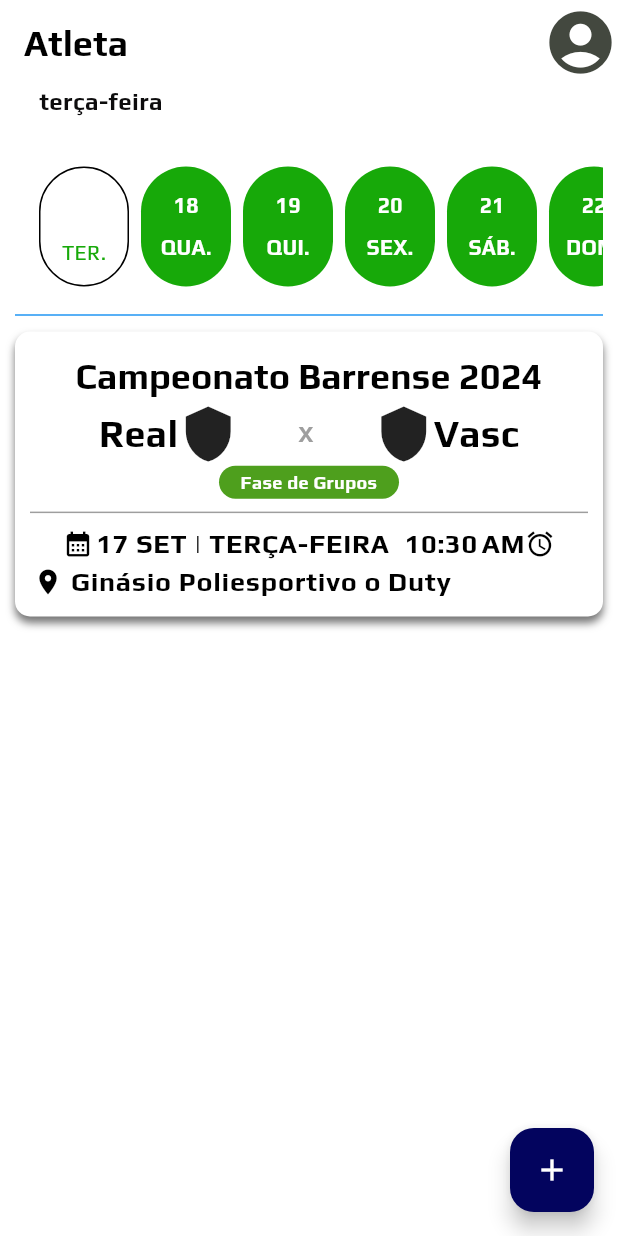
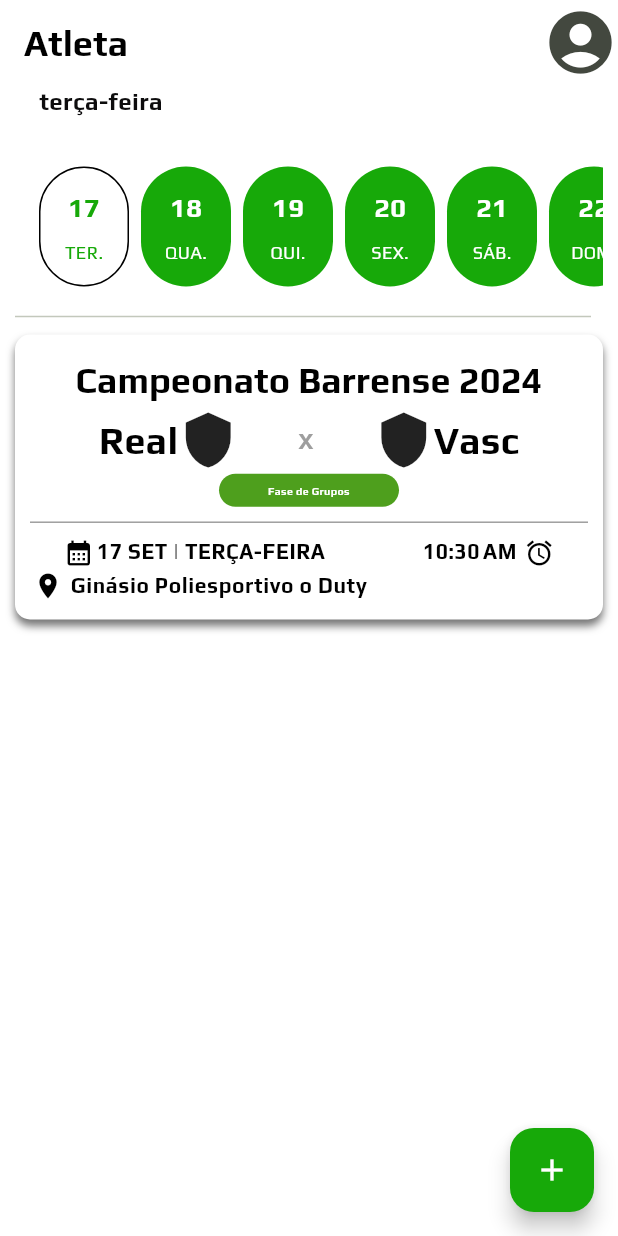
Before and after one commit to Ronnildo/Agenda_Fut, a Flutter app: the screen it shows after launch, after a tap on "Entrar", on a phone screen of 412 x 824 dp. Run offline on Flutter 3.47's test engine with Material 3 defaults, Android fonts, the phone set to English and light mode, and no system bars; drawn by our look-alikes of easy_date_timeline; our stand-ins replace firebase_core; accounts and stored records are empty; generated files the repository leaves out were written again.

Commit message:
UI update completed

```diff
--- a/app/lib/src/core/theme.dart
+++ b/app/lib/src/core/theme.dart
@@ -13,7 +13,7 @@
       ),
       elevatedButtonTheme: ElevatedButtonThemeData(
         style: ElevatedButton.styleFrom(
-          backgroundColor: const Color(0xFF03045E),
+          backgroundColor: const Color(0xFF17A909),
           shadowColor: Colors.black,
           foregroundColor: Colors.white,
           fixedSize: Size(
@@ -58,9 +58,9 @@
          * Textos pequenos entre 15 e 20 de tamanho
          */
         bodyLarge: TextStyle(
-          fontSize: 20,
-          fontWeight: FontWeight.bold,
-          color: Color(0xFF17A909),
+          fontSize: 16,
+          fontWeight: FontWeight.w500,
+          color: Colors.black,
         ),
         bodyMedium: TextStyle(
           fontSize: 16,
--- a/app/lib/src/features/pages/home/home_page.dart
+++ b/app/lib/src/features/pages/home/home_page.dart
@@ -83,6 +83,7 @@
         child: SingleChildScrollView(
           child: Column(
             children: [
+
               EasyInfiniteDateTimeLine(
                 controller: _easyInfiniteDateTimelineController,
                 firstDate: DateTime.now(),
@@ -95,18 +96,26 @@
                   width: 60,
                   height: 80,
                   dayStructure: DayStructure.dayNumDayStr,
-                  todayHighlightColor: Theme.of(context).colorScheme.primary,
+                  todayHighlightColor:
+                      Theme.of(context).colorScheme.primary.withOpacity(0.4),
                   todayHighlightStyle: TodayHighlightStyle.withBackground,
                   todayStyle: DayStyle(
                     decoration: BoxDecoration(
-                      color: Theme.of(context).colorScheme.primary,
+                      color: Theme.of(context)
+                          .colorScheme
+                          .primary
+                          .withOpacity(0.3),
                       borderRadius: BorderRadius.circular(39),
                     ),
-                    dayNumStyle: Theme.of(context).textTheme.displayMedium,
+                    dayNumStyle: const TextStyle(
+                      color: Color(0xFF17A909),
+                      fontSize: 18,
+                      fontWeight: FontWeight.w700,
+                    ),
                     dayStrStyle: const TextStyle(
-                      color: Colors.white,
-                      fontSize: 14,
-                      fontWeight: FontWeight.w700,
+                      color: Color(0xFF17A909),
+                      fontSize: 12,
+                      fontWeight: FontWeight.w300,
                     ),
                   ),
                   inactiveDayStyle: DayStyle(
@@ -116,12 +125,12 @@
                     ),
                     dayStrStyle: const TextStyle(
                       color: Colors.white,
-                      fontSize: 14,
-                      fontWeight: FontWeight.w700,
+                      fontSize: 12,
+                      fontWeight: FontWeight.w300,
                     ),
                     dayNumStyle: const TextStyle(
                       color: Colors.white,
-                      fontSize: 14,
+                      fontSize: 18,
                       fontWeight: FontWeight.w700,
                     ),
                   ),
@@ -132,12 +141,12 @@
                       border: Border.all(width: 1),
                     ),
                     dayStrStyle: TextStyle(
-                      fontSize: 14,
+                      fontSize: 12,
                       fontWeight: FontWeight.w300,
                       color: Theme.of(context).colorScheme.primary,
                     ),
                     dayNumStyle: const TextStyle(
-                      color: Colors.white,
+                      color: Color(0xFF17A909),
                       fontSize: 18,
                       fontWeight: FontWeight.w700,
                     ),
@@ -145,16 +154,7 @@
                   borderColor: Colors.black,
                 ),
               ),
-              const Padding(
-                padding: EdgeInsets.symmetric(
-                  vertical: 10,
-                ),
-                child: Divider(
-                  height: 2,
-                  thickness: 1,
-                  color: Colors.blue,
-                ),
-              ),
+              const Divider(endIndent: 8, height: 24),
               NewCard(
                 // colorBar: Colors.amber,
                 title: "Campeonato Barrense 2024",
@@ -163,7 +163,7 @@
                 locale: "Ginásio Poliesportivo o Duty",
                 date: DateTime.now(),
                 fase: "Fase de Grupos",
-                // onTap: detalhes,
+                onTap: detalhes,
                 // urlImage: "assets/images/escudo.png",
               ),
             ],
@@ -179,7 +179,7 @@
             ),
           );
         },
-        backgroundColor: const Color(0xFF03045E),
+        backgroundColor: Theme.of(context).colorScheme.primary,
         child: const Icon(
           Icons.add,
           color: Colors.white,
--- /dev/null
+++ b/app/lib/src/features/widgets/container_fase.dart
@@ -0,0 +1,43 @@
+import 'package:flutter/material.dart';
+
+class ContainerFase extends StatefulWidget {
+  final String fase;
+  final double width;
+  final double heigth;
+  const ContainerFase({
+    super.key,
+    required this.fase,
+    required this.width,
+    required this.heigth,
+  });
+
+  @override
+  State<ContainerFase> createState() => _ContainerFaseState();
+}
+
+class _ContainerFaseState extends State<ContainerFase> {
+  @override
+  Widget build(BuildContext context) {
+    return Container(
+      width: widget.width,
+      height: widget.heigth,
+      decoration: BoxDecoration(
+        color: const Color(0xFF4E9F1D),
+        borderRadius: BorderRadius.circular(24),
+      ),
+      alignment: Alignment.center,
+      child: Text(
+        widget.fase,
+        textAlign: TextAlign.center,
+        maxLines: 1,
+        overflow: TextOverflow.ellipsis,
+        style: const TextStyle(
+          color: Colors.white,
+          fontSize: 7,
+          fontWeight: FontWeight.w700,
+
+        ),
+      ),
+    );
+  }
+}
--- a/app/lib/src/features/widgets/new_card.dart
+++ b/app/lib/src/features/widgets/new_card.dart
@@ -1,3 +1,4 @@
+import 'package:app/src/features/widgets/container_fase.dart';
 import 'package:flutter/material.dart';
 import 'package:intl/intl.dart';
 
@@ -10,6 +11,7 @@
   final String fase;
   final DateTime date;
   final String locale;
+  final void Function() onTap;
   const NewCard({
     super.key,
     required this.title,
@@ -18,6 +20,7 @@
     required this.fase,
     required this.date,
     required this.locale,
+    required this.onTap,
     this.urlImageAlway,
     this.urlImageHome,
   });
@@ -29,7 +32,10 @@
 class _NewCardState extends State<NewCard> {
   @override
   Widget build(BuildContext context) {
-    return Container(
+    return InkWell(
+      onDoubleTap: widget.onTap,
+      onTap: widget.onTap,
+      child: Container(
         padding: const EdgeInsets.all(10),
         width: MediaQuery.of(context).size.width,
         height: 190,
@@ -67,7 +73,6 @@
                       overflow: TextOverflow.ellipsis,
                       fontSize: 25,
                       fontWeight: FontWeight.w700,
-                    fontFamily: "Play",
                     ),
                   ),
                   const Icon(
@@ -105,23 +110,10 @@
                 ],
               ),
             ),
-          Container(
+            const ContainerFase(
+              fase: "Fase de Grupos",
               width: 120,
-            height: 22,
-            decoration: BoxDecoration(
-              color: const Color(0xFF4E9F1D),
-              borderRadius: BorderRadius.circular(24),
-            ),
-            alignment: Alignment.center,
-            child: Text(
-              widget.fase,
-              textAlign: TextAlign.center,
-              style: const TextStyle(
-                color: Colors.white,
-                fontSize: 12,
-                fontWeight: FontWeight.w700,
-              ),
-            ),
+              heigth: 22,
             ),
             const Divider(
               color: Colors.grey,
@@ -142,17 +134,18 @@
                 Text(
                   "${widget.date.day} ${DateFormat("MMMM", "pt_BR").format(widget.date).substring(0, 3)} | ${DateFormat("EEEE", "pt_BR").format(widget.date)}"
                       .toUpperCase(),
-                style: Theme.of(context).textTheme.labelMedium,
+                  style: Theme.of(context).textTheme.bodySmall,
                 ),
                 SizedBox(
-                width: widget.date.day < 10 ? 20 : 10,
+                  width: widget.date.day < 10 ? 70 : 65,
                 ),
                 Text(
                   widget.date.hour < 12
                       ? DateFormat.jm().format(widget.date)
                       : DateFormat.jm().format(widget.date),
-                style: Theme.of(context).textTheme.labelMedium,
+                  style: Theme.of(context).textTheme.bodySmall,
                 ),
+                const SizedBox(width: 5,),
                 const Icon(
                   Icons.alarm,
                   size: 20,
@@ -175,13 +168,14 @@
                   ),
                   Text(
                     widget.locale,
-                  style: Theme.of(context).textTheme.labelMedium,
+                    style: Theme.of(context).textTheme.bodySmall,
                   ),
                 ],
               ),
             )
           ],
         ),
+      ),
     );
   }
 }
```
Also changed, not shown: app/lib/src/features/pages/details/register_page.dart (+4 -4 lines), app/lib/src/features/widgets/mini_card_game.dart (+55 -89 lines). Lines whose indentation alone changed are shown as unchanged.
